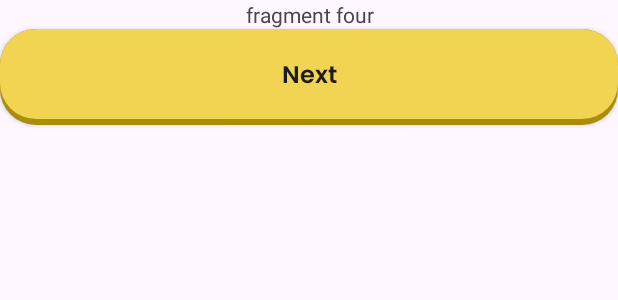
After one commit to unsmoke/mobile-development, an Android app: the layout fragment_personalized_four.xml on its own in the app's theme, with its tools: preview values and no code run, on a phone screen of 412 x 824 dp. The commit adds this screen. Shown: the top 300 px of the screen. Run offline under Robolectric (Android 15) with nearby library versions, the phone set to English and light mode, and no system bars.

Commit message:
feat: create personalized navigation

```diff
--- /dev/null
+++ b/app/src/main/java/com/cpp/unsmoke/ui/personalizedplan/PersonalizedViewModel.kt
@@ -0,0 +1,4 @@
+package com.cpp.unsmoke.ui.personalizedplan
+
+class PersonalizedViewModel {
+}
--- a/app/src/main/res/layout/activity_register.xml
+++ b/app/src/main/res/layout/activity_register.xml
@@ -142,7 +142,7 @@
             android:text="@string/terms_and_conditions" />
 
         <com.cpp.unsmoke.utils.customview.CustomButton
-            android:id="@+id/btn_login"
+            android:id="@+id/btn_signup"
             android:layout_width="match_parent"
             android:layout_height="64dp"
             android:background="@drawable/button_state"
@@ -168,7 +168,7 @@
                 android:textSize="12sp" />
 
             <TextView
-                android:id="@+id/btn_signup"
+                android:id="@+id/btn_login"
                 android:layout_width="wrap_content"
                 android:layout_height="wrap_content"
                 android:layout_marginStart="2dp"
--- /dev/null
+++ b/app/src/main/res/layout/fragment_personalized_four.xml
@@ -0,0 +1,34 @@
+<?xml version="1.0" encoding="utf-8"?>
+<androidx.constraintlayout.widget.ConstraintLayout xmlns:android="http://schemas.android.com/apk/res/android"
+    xmlns:tools="http://schemas.android.com/tools"
+    android:layout_width="match_parent"
+    android:layout_height="match_parent"
+    xmlns:app="http://schemas.android.com/apk/res-auto"
+    tools:context=".ui.personalizedplan.screen.PersonalizedFourFragment">
+
+    <TextView
+        android:id="@+id/tv_fragment_four"
+        android:layout_width="match_parent"
+        android:layout_height="wrap_content"
+        android:gravity="center"
+        android:text="fragment four"
+        app:layout_constraintTop_toTopOf="parent"
+        app:layout_constraintEnd_toEndOf="parent"
+        app:layout_constraintHorizontal_bias="0.5"
+        app:layout_constraintStart_toStartOf="parent" />
+
+    <com.cpp.unsmoke.utils.customview.CustomButton
+        android:id="@+id/btn_next"
+        android:layout_width="match_parent"
+        android:layout_height="64dp"
+        android:background="@drawable/button_state"
+        android:fontFamily="@font/poppins_semibold"
+        android:text="@string/next"
+        android:textAllCaps="false"
+        android:textSize="16sp"
+        app:layout_constraintTop_toBottomOf="@id/tv_fragment_four"
+        app:layout_constraintEnd_toEndOf="parent"
+        app:layout_constraintHorizontal_bias="0.5"
+        app:layout_constraintStart_toStartOf="parent" />
+
+</androidx.constraintlayout.widget.ConstraintLayout>
--- a/app/src/main/res/values/strings.xml
+++ b/app/src/main/res/values/strings.xml
@@ -31,4 +31,5 @@
     <string name="forgot_password_instruction">Enter the email associated with your account and we will send an email with instructions to reset password</string>
     <string name="new_password_description">Your new password must be different from previous used password</string>
     <string name="back">Back</string>
+    <string name="next">Next</string>
 </resources>
```
Also changed, not shown: app/src/main/java/com/cpp/unsmoke/ui/auth/register/RegisterActivity.kt (+12 -0 lines), app/src/main/java/com/cpp/unsmoke/ui/personalizedplan/screen/PersonalizedFourFragment.kt (added, +30 -0 lines), app/src/main/java/com/cpp/unsmoke/ui/personalizedplan/screen/PersonalizedOneFragment.kt (added, +38 -0 lines), app/src/main/java/com/cpp/unsmoke/ui/personalizedplan/screen/PersonalizedThreeFragment.kt (added, +39 -0 lines), app/src/main/java/com/cpp/unsmoke/ui/personalizedplan/screen/PersonalizedTwoFragment.kt (added, +37 -0 lines), app/src/main/res/layout/activity_personalized.xml (+13 -0 lines), app/src/main/res/layout/fragment_personalized_one.xml (added, +34 -0 lines), app/src/main/res/layout/fragment_personalized_three.xml (added, +34 -0 lines), app/src/main/res/layout/fragment_personalized_two.xml (added, +34 -0 lines), app/src/main/res/navigation/personalized_navigation.xml (added, +40 -0 lines).
